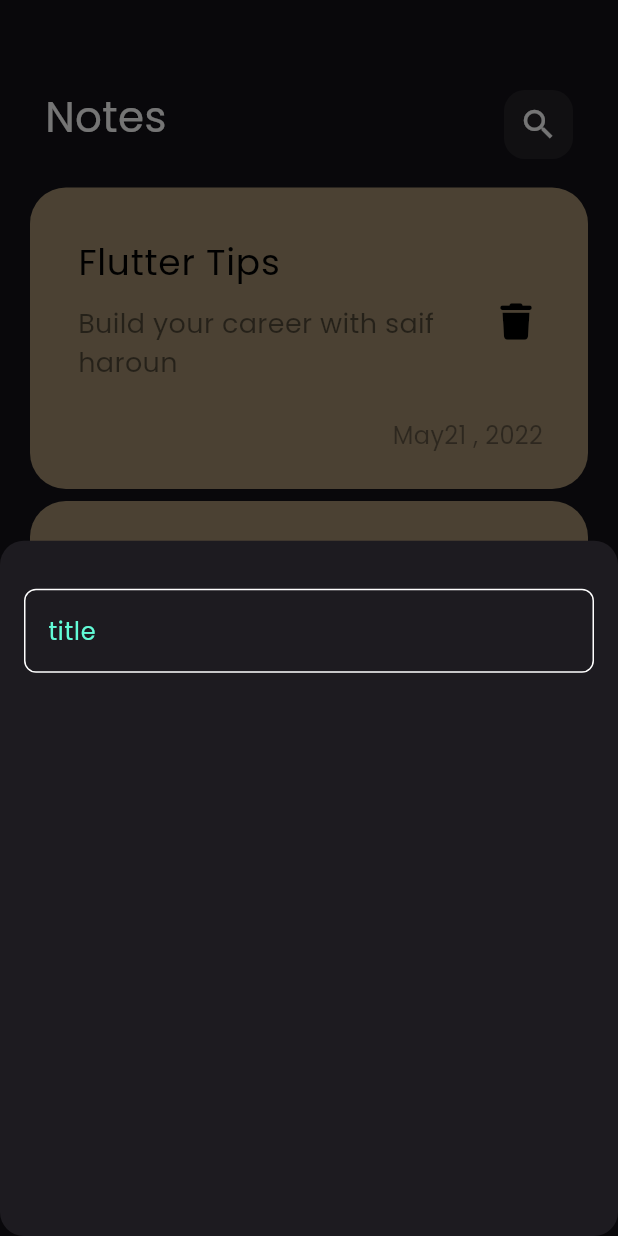
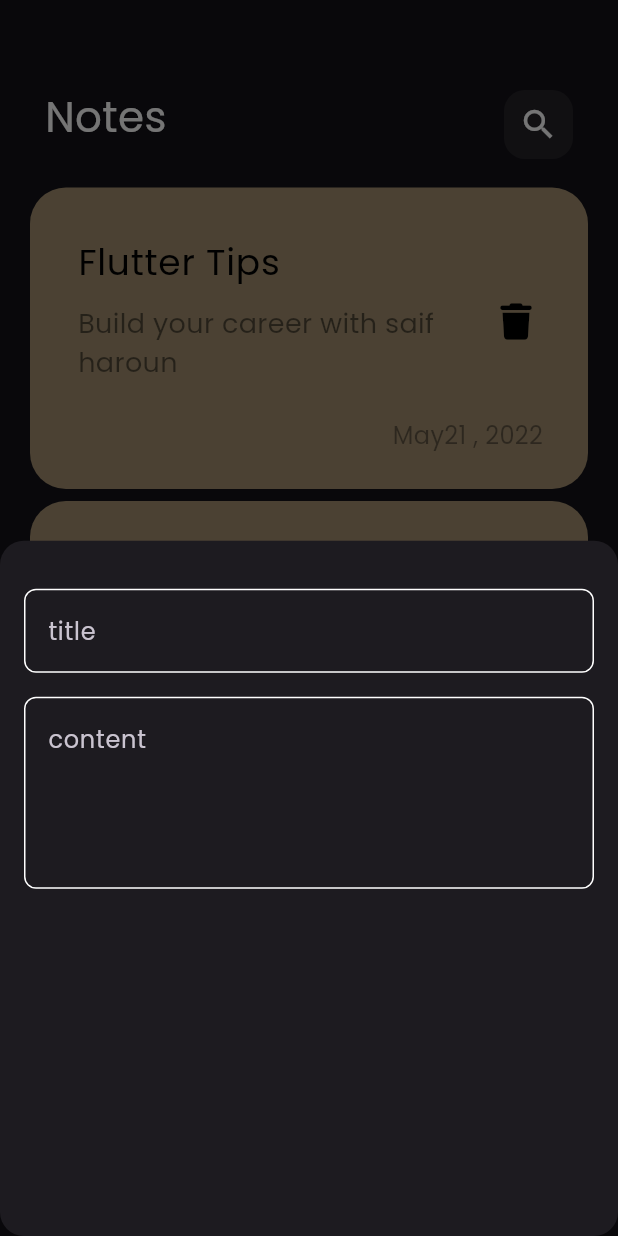
Before and after one commit to saifHaroun1/notes_app, a Flutter app: the screen it shows after launch, after a tap on the "add" icon, on a phone screen of 412 x 824 dp. Run offline on Flutter 3.47's test engine with Material 3 defaults, Android fonts, the phone set to English and light mode, and no system bars; our stand-ins replace font_awesome_flutter.

Commit message:
add feilds to notes bottom sheet

```diff
--- a/lib/widgets/add_note_bottom_sheet.dart
+++ b/lib/widgets/add_note_bottom_sheet.dart
@@ -13,8 +13,22 @@ class AddNoteBottomSheet extends StatelessWidget {
         ),
         Padding(
           padding: const EdgeInsets.symmetric(horizontal: 16),
-          child: CustomTextField(),
-        )
+          child: CustomTextField(
+            hint: "title",
+          ),
+        ),
+        SizedBox(
+          height: 16,
+        ),
+        Padding(
+          padding: const EdgeInsets.symmetric(
+            horizontal: 16,
+          ),
+          child: CustomTextField(
+            hint: "content",
+            maxLines: 4,
+          ),
+        ),
       ],
     );
   }
--- a/lib/widgets/custom_text_field.dart
+++ b/lib/widgets/custom_text_field.dart
@@ -2,15 +2,18 @@ import 'package:flutter/material.dart';
 import 'package:notes_app/constance.dart';
 
 class CustomTextField extends StatelessWidget {
-  const CustomTextField({super.key});
+  const CustomTextField({super.key, required this.hint, this.maxLines = 1});
+  final String hint;
+  final int maxLines;
 
   @override
   Widget build(BuildContext context) {
     return TextField(
       cursorColor: KPrimaryColor,
+      maxLines: maxLines,
       decoration: InputDecoration(
-          hintText: "title",
-          hintStyle: TextStyle(color: KPrimaryColor),
+          hintText: hint,
+          hintStyle: TextStyle(),
           border: buildBorder(),
           enabledBorder: buildBorder(),
           focusedBorder: buildBorder(Colors.lightBlueAccent[200])),
```
